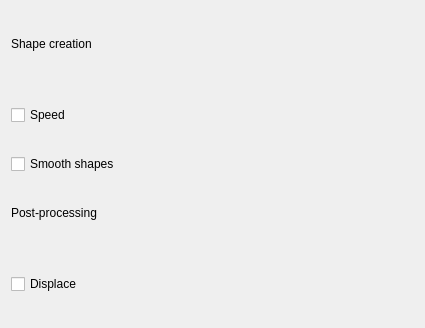
Qt form krita/plugins/paintops/experiment/wdgexperimentoptions.ui (KDE/krita) before a commit.
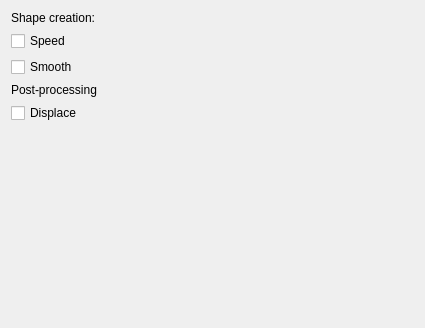
The same form after that commit. Custom widgets are drawn as their Qt base class.

What changed in the file:
```diff
--- a/krita/plugins/paintops/experiment/wdgexperimentoptions.ui
+++ b/krita/plugins/paintops/experiment/wdgexperimentoptions.ui
@@ -22,30 +22,26 @@
     <height>290</height>
    </size>
   </property>
-  <layout class="QGridLayout" name="gridLayout_2">
-   <item row="0" column="0">
+  <layout class="QVBoxLayout" name="verticalLayout_2">
+   <item>
     <widget class="QLabel" name="label_2">
      <property name="text">
-      <string>Shape creation</string>
+      <string>Shape creation:</string>
      </property>
     </widget>
    </item>
-   <item row="0" column="1">
-    <spacer name="horizontalSpacer_2">
-     <property name="orientation">
-      <enum>Qt::Horizontal</enum>
+   <item>
+    <layout class="QFormLayout" name="formLayout">
+     <property name="sizeConstraint">
+      <enum>QLayout::SetMaximumSize</enum>
      </property>
-     <property name="sizeHint" stdset="0">
-      <size>
-       <width>280</width>
-       <height>53</height>
-      </size>
+     <property name="fieldGrowthPolicy">
+      <enum>QFormLayout::ExpandingFieldsGrow</enum>
      </property>
-    </spacer>
-   </item>
-   <item row="1" column="0" colspan="2">
-    <layout class="QHBoxLayout" name="speedLayout" stretch="0,1">
-     <item>
+     <property name="labelAlignment">
+      <set>Qt::AlignLeading|Qt::AlignLeft|Qt::AlignVCenter</set>
+     </property>
+     <item row="0" column="0">
       <widget class="QCheckBox" name="speedCHBox">
        <property name="sizePolicy">
         <sizepolicy hsizetype="Minimum" vsizetype="Fixed">
@@ -58,26 +54,43 @@
        </property>
       </widget>
      </item>
-     <item>
-      <widget class="KisDoubleSliderSpinBox" name="speed" native="true"/>
+     <item row="0" column="1">
+      <widget class="KisDoubleSliderSpinBox" name="speed" native="true">
+       <property name="sizePolicy">
+        <sizepolicy hsizetype="Expanding" vsizetype="Preferred">
+         <horstretch>0</horstretch>
+         <verstretch>0</verstretch>
+        </sizepolicy>
+       </property>
+      </widget>
+     </item>
+     <item row="1" column="0">
+      <widget class="QCheckBox" name="smoothCHBox">
+       <property name="text">
+        <string>Smooth</string>
+       </property>
+      </widget>
+     </item>
+     <item row="1" column="1">
+      <widget class="KisDoubleSliderSpinBox" name="smoothThreshold" native="true">
+       <property name="sizePolicy">
+        <sizepolicy hsizetype="Expanding" vsizetype="Preferred">
+         <horstretch>0</horstretch>
+         <verstretch>0</verstretch>
+        </sizepolicy>
+       </property>
+      </widget>
      </item>
     </layout>
    </item>
-   <item row="2" column="0">
-    <widget class="QCheckBox" name="smoothCHBox">
-     <property name="text">
-      <string>Smooth shapes</string>
-     </property>
-    </widget>
-   </item>
-   <item row="3" column="0" colspan="2">
-    <widget class="QLabel" name="label_3">
+   <item>
+    <widget class="QLabel" name="lblPostprocessing">
      <property name="text">
       <string>Post-processing</string>
      </property>
     </widget>
    </item>
-   <item row="4" column="0" colspan="2">
+   <item>
     <layout class="QHBoxLayout" name="displaceLayout" stretch="0,1">
      <item>
       <widget class="QCheckBox" name="displaceCHBox">
@@ -91,6 +104,19 @@
      </item>
     </layout>
    </item>
+   <item>
+    <spacer name="verticalSpacer">
+     <property name="orientation">
+      <enum>Qt::Vertical</enum>
+     </property>
+     <property name="sizeHint" stdset="0">
+      <size>
+       <width>20</width>
+       <height>40</height>
+      </size>
+     </property>
+    </spacer>
+   </item>
   </layout>
  </widget>
  <customwidgets>
```
